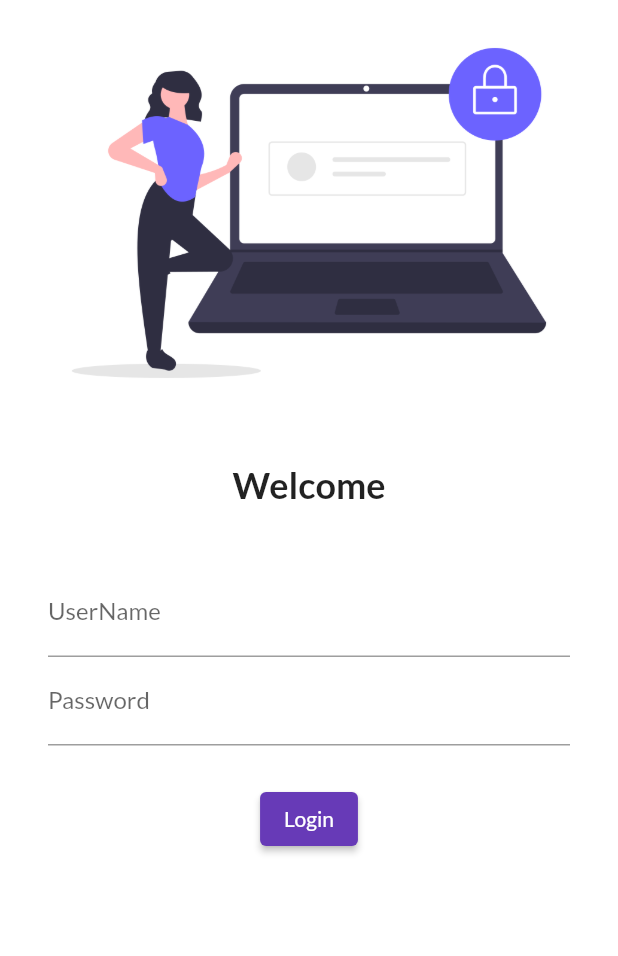
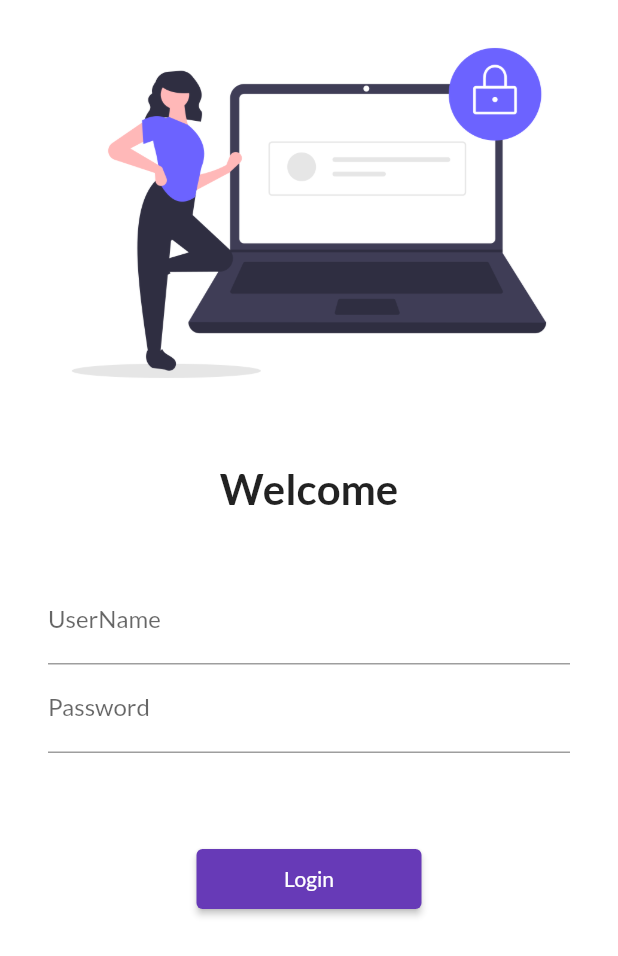
Before and after one commit to Bhavikjain08/My1stApp, a Flutter app: the screen it shows after launch, on a phone screen of 412 x 824 dp. Shown: the top 956 px of the screen. Run offline on Flutter 3.47's test engine with Material 2 defaults, Android fonts, the phone set to English and light mode, and no system bars; our stand-ins replace google_fonts.

Commit message:
day 5 completed

```diff
--- a/lib/main.dart
+++ b/lib/main.dart
@@ -1,6 +1,7 @@
 import 'package:flutter/material.dart';
 import 'package:flutter_application_1/pages/home_page.dart';
 import 'package:flutter_application_1/pages/login_page.dart';
+import 'package:flutter_application_1/utils/routes.dart';
 import 'package:google_fonts/google_fonts.dart';
 
 void main() {
@@ -19,8 +20,8 @@ class MyApp extends StatelessWidget {
       initialRoute: "/",
       routes: {
         "/": (context) => LoginPage(),
-        "/home": (context) => HomePage(),
-        "/login": (context) => LoginPage(),
+        MyRoutes.HomeRoute: (context) => HomePage(),
+        MyRoutes.LoginRoute: (context) => LoginPage(),
       },
     );
   }
--- a/lib/pages/login_page.dart
+++ b/lib/pages/login_page.dart
@@ -1,10 +1,12 @@
 import 'package:flutter/material.dart';
+import 'package:flutter_application_1/utils/routes.dart';
 
 class LoginPage extends StatelessWidget {
   @override
   Widget build(BuildContext context) {
     return Material(
         color: Colors.white,
+        child: SingleChildScrollView(
           child: Column(
             children: [
               Image.asset(
@@ -17,7 +19,7 @@ class LoginPage extends StatelessWidget {
               Text(
                 "Welcome",
                 style: TextStyle(
-                fontSize: 24,
+                  fontSize: 28,
                   fontWeight: FontWeight.bold,
                 ),
               ),
@@ -25,8 +27,8 @@ class LoginPage extends StatelessWidget {
                 height: 25.0,
               ),
               Padding(
-              padding:
-                  const EdgeInsets.symmetric(vertical: 16.0, horizontal: 32.0),
+                padding: const EdgeInsets.symmetric(
+                    vertical: 16.0, horizontal: 32.0),
                 child: Column(
                   children: [
                     TextFormField(
@@ -43,19 +45,20 @@ class LoginPage extends StatelessWidget {
                       ),
                     ),
                     SizedBox(
-                    height: 25.0,
+                      height: 60.0,
                     ),
                     ElevatedButton(
                       child: Text("Login"),
-                    style: TextButton.styleFrom(),
+                      style: TextButton.styleFrom(minimumSize: Size(150, 40)),
                       onPressed: () {
-                      print("Hi Buddy..");
+                        Navigator.pushNamed(context, MyRoutes.HomeRoute);
                       },
                     ),
                   ],
                 ),
               )
             ],
+          ),
         ));
   }
 }
--- /dev/null
+++ b/lib/utils/routes.dart
@@ -0,0 +1,4 @@
+class MyRoutes {
+  static String LoginRoute = "/login";
+  static String HomeRoute = "/home";
+}
```
Lines whose indentation alone changed are shown as unchanged.
